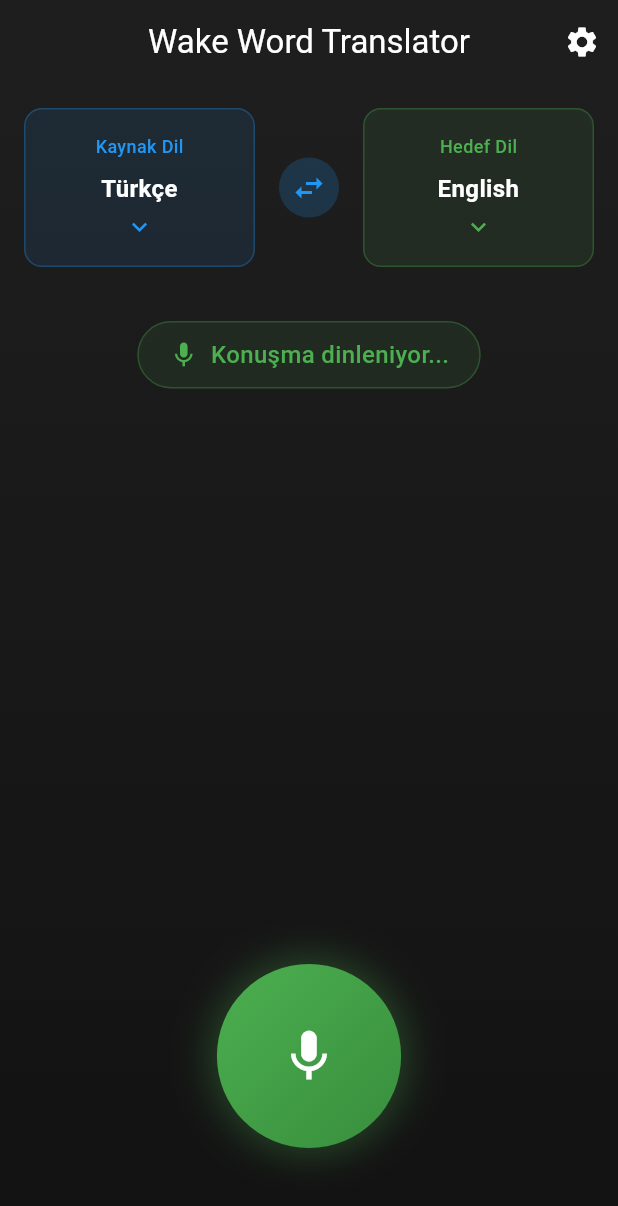
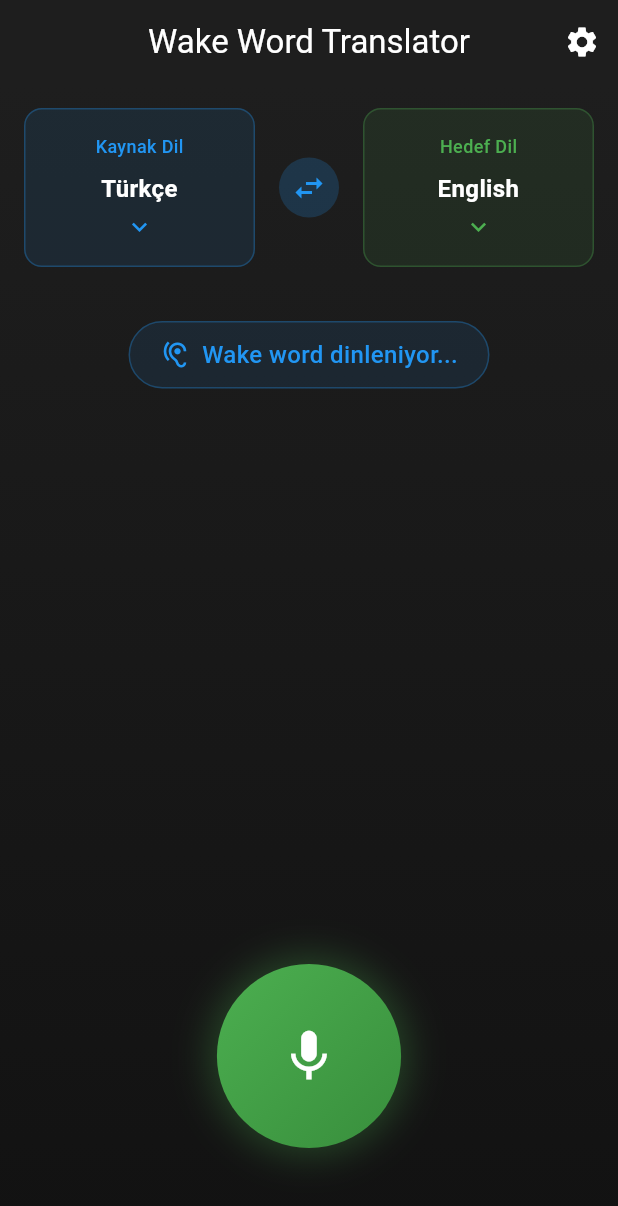
Before and after one commit to AyqutEfe/WakeWord, a Flutter app: the screen it shows after launch, after a tap on the "swap horiz" icon, after a tap on the "mic off" icon, on a phone screen of 412 x 824 dp. Shown: the top 1206 px of the screen. Run offline on Flutter 3.47's test engine with Material 3 defaults, Android fonts, the phone set to English and light mode, and no system bars; our stand-ins replace flutter_dotenv, flutter_tts, permission_handler, speech_to_text; missing offline and left inert: porcupine_flutter, translator.

Commit message:
Version 2

```diff
--- a/wake_word_translator/lib/main.dart
+++ b/wake_word_translator/lib/main.dart
@@ -2,8 +2,19 @@ import 'package:flutter/material.dart';
 import 'package:provider/provider.dart';
 import 'services/translation_service.dart';
 import 'screens/home_screen.dart';
+import 'package:flutter_dotenv/flutter_dotenv.dart';
 
-void main() {
+Future<void> main() async {
+  WidgetsFlutterBinding.ensureInitialized();
+
+  try {
+    await dotenv.load();
+    print('✅ .env dosyası başarıyla yüklendi');
+  } catch (e) {
+    print('❌ .env dosyası yüklenemedi: $e');
+    print('📝 .env dosyasının proje kök dizininde olduğundan emin olun');
+  }
+
   runApp(const MyApp());
 }
 
--- a/wake_word_translator/lib/screens/home_screen.dart
+++ b/wake_word_translator/lib/screens/home_screen.dart
@@ -140,9 +140,9 @@ class HomeScreen extends StatelessWidget {
     return Container(
       padding: const EdgeInsets.symmetric(horizontal: 20, vertical: 10),
       decoration: BoxDecoration(
-        color: statusColor.withOpacity(0.1),
+        color: statusColor.withValues(alpha: 0.1),
         borderRadius: BorderRadius.circular(25),
-        border: Border.all(color: statusColor.withOpacity(0.3)),
+        border: Border.all(color: statusColor.withValues(alpha: 0.3)),
       ),
       child: Row(
         mainAxisSize: MainAxisSize.min,
@@ -167,9 +167,9 @@ class HomeScreen extends StatelessWidget {
       margin: const EdgeInsets.only(bottom: 20),
       padding: const EdgeInsets.all(16),
       decoration: BoxDecoration(
-        color: Colors.red.withOpacity(0.1),
+        color: Colors.red.withValues(alpha: 0.1),
         borderRadius: BorderRadius.circular(12),
-        border: Border.all(color: Colors.red.withOpacity(0.3)),
+        border: Border.all(color: Colors.red.withValues(alpha: 0.3)),
       ),
       child: Row(
         children: [
--- a/wake_word_translator/lib/services/translation_service.dart
+++ b/wake_word_translator/lib/services/translation_service.dart
@@ -1,6 +1,10 @@
 import 'dart:async';
+import 'dart:io';
 import 'package:flutter/foundation.dart';
+import 'package:flutter_dotenv/flutter_dotenv.dart';
+import 'package:porcupine_flutter/porcupine.dart';
 import 'package:porcupine_flutter/porcupine_manager.dart';
+import 'package:porcupine_flutter/porcupine_error.dart';
 import 'package:speech_to_text/speech_to_text.dart';
 import 'package:translator/translator.dart';
 import 'package:flutter_tts/flutter_tts.dart';
@@ -39,6 +43,11 @@ class TranslationService extends ChangeNotifier {
   // Language settings
   String _sourceLanguage = 'en';
   String _targetLanguage = 'tr';
+
+  // Porcupine configuration
+  static String get _accessKey => dotenv.env['PICOVOICE_ACCESS_KEY'] ?? '';
+  static const String _wakeWordPath = 'assets/audio/hey-translator_en_android_v3_0_0.ppn';
+  static const String _modelPath = 'assets/audio/porcupine_params.pv';
 
   // Getters
   AppState get currentState => _currentState;
@@ -98,20 +107,41 @@ class TranslationService extends ChangeNotifier {
 
   Future<void> _initializePorcupine() async {
     try {
-      // Porcupine başlatma işlemi şimdilik devre dışı
-      // Gerçek uygulamada Picovoice Console'dan access key alınmalı
-      debugPrint('Porcupine başlatma işlemi devre dışı - manuel mod aktif');
+      // Access key kontrolü
+      if (_accessKey.isEmpty || _accessKey == 'YOUR_PICOVOICE_ACCESS_KEY') {
+        debugPrint('⚠️ Picovoice Access Key ayarlanmamış! Manuel mod aktif.');
+        debugPrint('📝 Access Key almak için: https://console.picovoice.ai/');
+        debugPrint('📝 .env dosyasına PICOVOICE_ACCESS_KEY=your_key_here ekleyin');
+        return;
+      }
+
+      // Dosya varlığını kontrol et (assets için bu kontrol gerekli değil, ancak bırakıyorum)
+      debugPrint('🔄 Porcupine başlatılıyor...');
+
+      // Güncel API kullanımı
+      _porcupineManager = await PorcupineManager.fromKeywordPaths(
+        _accessKey,
+        [_wakeWordPath], // keyword paths
+        _onWakeWordDetected, // wakeWordCallback
+        modelPath: _modelPath,
+        errorCallback: _onPorcupineError,
+      );
+
+      debugPrint('✅ Porcupine başarıyla başlatıldı');
+      debugPrint('🎯 Wake word dinlemeye hazır: "hey translator"');
     } catch (e) {
-      debugPrint('Porcupine başlatılamadı: $e');
+      debugPrint('❌ Porcupine başlatılamadı: $e');
+      debugPrint('📝 Manuel mod aktif - mikrofon butonuna basarak kullanabilirsiniz');
     }
   }
 
   void _onWakeWordDetected(int keywordIndex) {
-    debugPrint('Wake word algılandı!');
+    debugPrint('🎯 Wake word algılandı! (Keyword Index: $keywordIndex)');
     _startSpeechRecognition();
   }
 
-  void _onPorcupineError(dynamic error) {
+  void _onPorcupineError(PorcupineException error) {
+    debugPrint('❌ Porcupine hatası: $error');
     _setError('Wake word hatası: $error');
   }
 
@@ -120,11 +150,13 @@ class TranslationService extends ChangeNotifier {
 
     try {
       if (_porcupineManager != null) {
-        // await _porcupineManager.start();
+        await _porcupineManager!.start();
         _isWakeWordListening = true;
         _setState(AppState.listeningForWakeWord);
+        debugPrint('🎧 Wake word dinleme başlatıldı');
       } else {
         // Manuel mod - direkt ses tanımaya başla
+        debugPrint('🎤 Manuel mod - direkt ses tanıma başlatılıyor');
         _startSpeechRecognition();
       }
     } catch (e) {
@@ -134,13 +166,15 @@ class TranslationService extends ChangeNotifier {
 
   Future<void> stopListening() async {
     try {
-      if (_isWakeWordListening) {
-        // await _porcupineManager?.stop();
+      if (_isWakeWordListening && _porcupineManager != null) {
+        await _porcupineManager!.stop();
         _isWakeWordListening = false;
+        debugPrint('🛑 Wake word dinleme durduruldu');
       }
 
       if (_speechToText.isListening) {
         await _speechToText.stop();
+        debugPrint('🛑 Konuşma tanıma durduruldu');
       }
 
       _setState(AppState.idle);
@@ -263,7 +297,8 @@ class TranslationService extends ChangeNotifier {
 
   @override
   void dispose() {
-    // _porcupineManager?.dispose();
+    // PorcupineManager'ın delete metodu var, dispose değil
+    _porcupineManager?.delete();
     super.dispose();
   }
 }
--- a/wake_word_translator/lib/widgets/language_selector.dart
+++ b/wake_word_translator/lib/widgets/language_selector.dart
@@ -30,10 +30,10 @@ class LanguageSelector extends StatelessWidget {
                 child: IconButton(
                   onPressed: service.switchLanguages,
                   icon: const Icon(Icons.swap_horiz),
-                  style: IconButton.styleFrom(
-                    backgroundColor: Colors.blue.withOpacity(0.2),
-                    foregroundColor: Colors.blue,
-                  ),
+                            style: IconButton.styleFrom(
+            backgroundColor: Colors.blue.withValues(alpha: 0.2),
+            foregroundColor: Colors.blue,
+          ),
                 ),
               ),
 
@@ -66,9 +66,9 @@ class LanguageSelector extends StatelessWidget {
       child: Container(
         padding: const EdgeInsets.all(16),
         decoration: BoxDecoration(
-          color: color.withOpacity(0.1),
+          color: color.withValues(alpha: 0.1),
           borderRadius: BorderRadius.circular(12),
-          border: Border.all(color: color.withOpacity(0.3)),
+          border: Border.all(color: color.withValues(alpha: 0.3)),
         ),
         child: Column(
           children: [
--- a/wake_word_translator/lib/widgets/mic_button.dart
+++ b/wake_word_translator/lib/widgets/mic_button.dart
@@ -97,7 +97,7 @@ class _MicButtonState extends State<MicButton>
                             : widget.isProcessing
                                 ? Colors.orange
                                 : Colors.blue)
-                        .withOpacity(0.3),
+                        .withValues(alpha: 0.3),
                     blurRadius: widget.isListening ? 20 : 10,
                     spreadRadius: widget.isListening ? 5 : 2,
                   ),
--- a/wake_word_translator/lib/widgets/translation_card.dart
+++ b/wake_word_translator/lib/widgets/translation_card.dart
@@ -82,7 +82,7 @@ class TranslationCard extends StatelessWidget {
         Container(
           padding: const EdgeInsets.symmetric(horizontal: 8, vertical: 4),
           decoration: BoxDecoration(
-            color: Colors.blue.withOpacity(0.2),
+            color: Colors.blue.withValues(alpha: 0.2),
             borderRadius: BorderRadius.circular(12),
           ),
           child: Text(
--- a/wake_word_translator/pubspec.yaml
+++ b/wake_word_translator/pubspec.yaml
@@ -30,6 +30,7 @@ environment:
 dependencies:
   flutter:
     sdk: flutter
+  flutter_dotenv: ^5.0.2
 
   # The following adds the Cupertino Icons font to your application.
   # Use with the CupertinoIcons class for iOS style icons.
@@ -80,6 +81,7 @@ flutter:
 
   # To add assets to your application, add an assets section, like this:
   assets:
+    - .env
     - assets/animations/
     - assets/audio/
 
```
Also changed, not shown: wake_word_translator/pubspec.lock, 6 other files.
